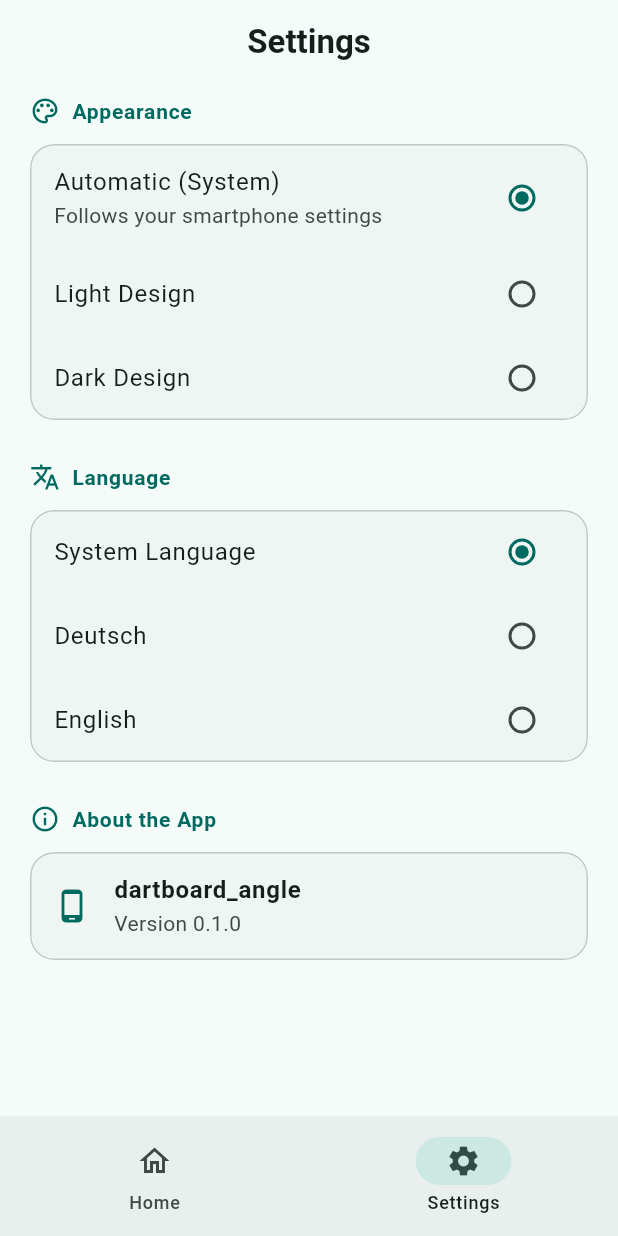
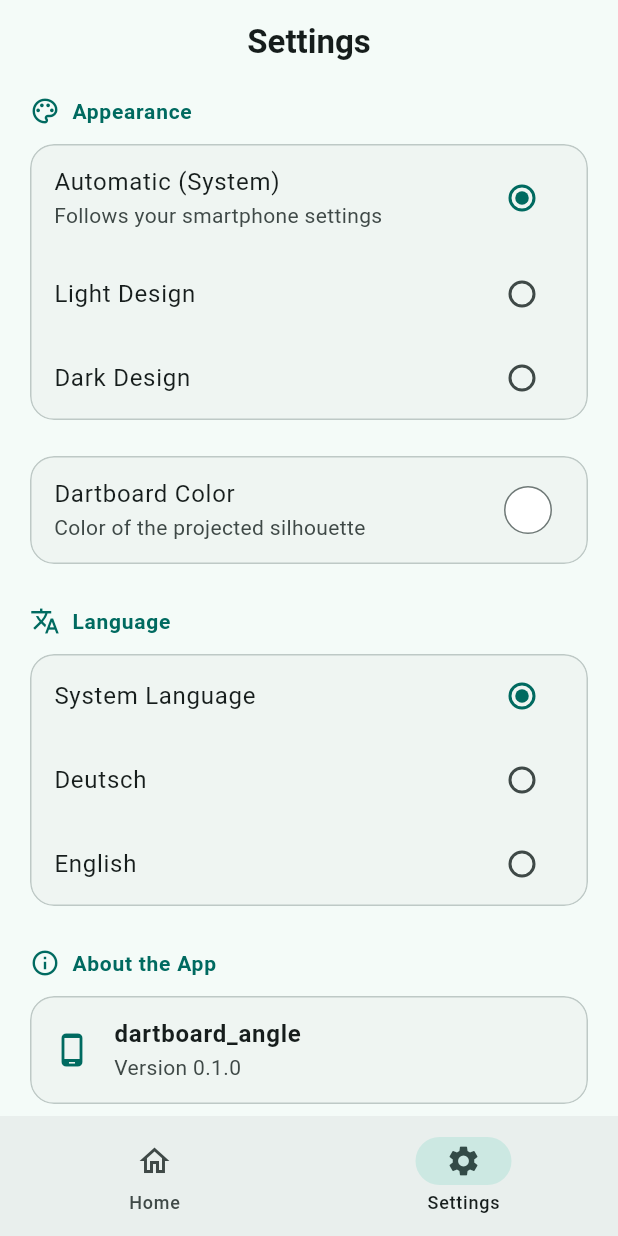
Before and after one commit to meydominic/dartboard_angle, a Flutter app: the screen it shows after launch, item 2 of the bottom bar chosen, on a phone screen of 412 x 824 dp. Run offline on Flutter 3.47's test engine with Material 3 defaults, Android fonts, the light colour scheme and no system bars; our stand-ins replace camera, flutter_colorpicker, flutter_riverpod, flutter_svg, package_info_plus, riverpod_annotation and 2 more; generated files the repository leaves out were written again.

Commit message:
Add customizable dartboard color setting

```diff
--- a/lib/constants/shared_pref_keys.dart
+++ b/lib/constants/shared_pref_keys.dart
@@ -2,4 +2,5 @@ abstract final class SharedPrefKeys {
   static const String themeMode = 'theme_mode';
   static const String appLocale = 'app_locale';
   static const String dartboardScale = 'dartboard_scale';
+  static const String dartboardColor = 'dartboard_color';
 }
--- a/lib/l10n/app_de.arb
+++ b/lib/l10n/app_de.arb
@@ -41,5 +41,8 @@
         "type": "String"
       }
     }
-  }
+  },
+  "dartboardColor": "Dartscheiben-Farbe",
+  "dartboardColorSub": "Farbe der projizierten Silhouette",
+  "pickColor": "Farbe wählen"
 }
--- a/lib/l10n/app_en.arb
+++ b/lib/l10n/app_en.arb
@@ -41,5 +41,8 @@
         "type": "String"
       }
     }
-  }
+  },
+  "dartboardColor": "Dartboard Color",
+  "dartboardColorSub": "Color of the projected silhouette",
+  "pickColor": "Pick Color"
 }
--- a/lib/l10n/app_localizations.dart
+++ b/lib/l10n/app_localizations.dart
@@ -223,6 +223,24 @@ abstract class AppLocalizations {
   /// In de, this message translates to:
   /// **'Sensor-Fehler: {error}'**
   String sensorError(String error);
+
+  /// No description provided for @dartboardColor.
+  ///
+  /// In de, this message translates to:
+  /// **'Dartscheiben-Farbe'**
+  String get dartboardColor;
+
+  /// No description provided for @dartboardColorSub.
+  ///
+  /// In de, this message translates to:
+  /// **'Farbe der projizierten Silhouette'**
+  String get dartboardColorSub;
+
+  /// No description provided for @pickColor.
+  ///
+  /// In de, this message translates to:
+  /// **'Farbe wählen'**
+  String get pickColor;
 }
 
 class _AppLocalizationsDelegate
--- a/lib/l10n/app_localizations_en.dart
+++ b/lib/l10n/app_localizations_en.dart
@@ -76,4 +76,13 @@ class AppLocalizationsEn extends AppLocalizations {
   String sensorError(String error) {
     return 'Sensor Error: $error';
   }
+
+  @override
+  String get dartboardColor => 'Dartboard Color';
+
+  @override
+  String get dartboardColorSub => 'Color of the projected silhouette';
+
+  @override
+  String get pickColor => 'Pick Color';
 }
--- a/lib/providers/app_settings_providers.dart
+++ b/lib/providers/app_settings_providers.dart
@@ -71,3 +71,26 @@ class AppLocale extends _$AppLocale {
     state = locale;
   }
 }
+
+// ==========================================
+// DARTBOARD COLOR
+// ==========================================
+
+/// A notifier that manages the color of the dartboard silhouette.
+@Riverpod(keepAlive: true)
+class DartboardColor extends _$DartboardColor {
+  @override
+  Color build() {
+    final prefs = ref.watch(sharedPreferencesProvider);
+    final colorValue = prefs.getInt(SharedPrefKeys.dartboardColor);
+    // Default to pure white if no preference is set.
+    return colorValue != null ? Color(colorValue) : const Color(0xFFFFFFFF);
+  }
+
+  /// Updates the dartboard color preference.
+  void setColor(Color color) {
+    final prefs = ref.watch(sharedPreferencesProvider);
+    prefs.setInt(SharedPrefKeys.dartboardColor, color.toARGB32());
+    state = color;
+  }
+}
--- a/lib/screens/home_screen.dart
+++ b/lib/screens/home_screen.dart
@@ -7,6 +7,7 @@ import 'package:flutter_svg/flutter_svg.dart';
 import 'package:dartboard_angle/l10n/app_localizations.dart';
 import 'package:dartboard_angle/providers/dartboard_provider.dart';
 import 'package:dartboard_angle/providers/camera_provider.dart';
+import 'package:dartboard_angle/providers/app_settings_providers.dart';
 import 'package:dartboard_angle/widgets/status_screens.dart';
 
 /// The main dashboard screen containing a live camera preview, a level visualizer HUD,
@@ -20,6 +21,7 @@ class HomeScreen extends ConsumerWidget {
     final cameraAsync = ref.watch(appCameraControllerProvider);
     final sensorAsync = ref.watch(dartboardRotationProvider);
     final scaleValue = ref.watch(dartboardScaleProvider);
+    final dartboardColor = ref.watch(dartboardColorProvider);
 
     final displaySize = MediaQuery.sizeOf(context);
     final maxDiameterFromWidth = displaySize.width;
@@ -86,7 +88,7 @@ class HomeScreen extends ConsumerWidget {
                         width: 300,
                         height: 300,
                         colorFilter: ColorFilter.mode(
-                          Colors.white.withValues(alpha: 0.8),
+                          dartboardColor,
                           BlendMode.srcIn,
                         ),
                       ),
--- a/lib/screens/settings_screen.dart
+++ b/lib/screens/settings_screen.dart
@@ -2,6 +2,7 @@ import 'package:dartboard_angle/l10n/app_localizations.dart';
 import 'package:flutter/material.dart';
 import 'package:flutter_riverpod/flutter_riverpod.dart';
 import 'package:dartboard_angle/providers/app_settings_providers.dart';
+import 'package:flutter_colorpicker/flutter_colorpicker.dart';
 
 /// A settings screen that allows users to configure the application's appearance
 /// (light, dark, or system theme), select the UI language, and view information about the app.
@@ -67,6 +68,60 @@ class SettingsScreen extends ConsumerWidget {
                   ),
                 ],
               ),
+            ),
+          ),
+
+          const SizedBox(height: 16),
+          Card(
+            elevation: 0,
+            shape: RoundedRectangleBorder(
+              borderRadius: BorderRadius.circular(16.0),
+              side: BorderSide(color: colorScheme.outlineVariant, width: 1.0),
+            ),
+            color: colorScheme.surfaceContainerLow,
+            clipBehavior: Clip.antiAlias,
+            child: ListTile(
+              title: Text(l10n.dartboardColor, style: theme.textTheme.bodyLarge),
+              subtitle: Text(l10n.dartboardColorSub, style: theme.textTheme.bodyMedium?.copyWith(color: colorScheme.onSurfaceVariant)),
+              trailing: Container(
+                width: 32,
+                height: 32,
+                decoration: BoxDecoration(
+                  color: ref.watch(dartboardColorProvider),
+                  shape: BoxShape.circle,
+                  border: Border.all(color: colorScheme.outline, width: 1),
+                ),
+              ),
+              onTap: () async {
+                final currentColor = ref.read(dartboardColorProvider);
+                Color pickedColor = currentColor;
+
+                await showDialog<void>(
+                  context: context,
+                  builder: (context) {
+                    return AlertDialog(
+                      title: Text(l10n.pickColor),
+                      content: SingleChildScrollView(
+                        child: ColorPicker(
+                          pickerColor: currentColor,
+                          onColorChanged: (color) => pickedColor = color,
+                          enableAlpha: true,
+                          displayThumbColor: true,
+                          pickerAreaHeightPercent: 0.8,
+                        ),
+                      ),
+                      actions: [
+                        TextButton(
+                          onPressed: () => Navigator.of(context).pop(),
+                          child: const Text('OK'),
+                        ),
+                      ],
+                    );
+                  },
+                );
+
+                ref.read(dartboardColorProvider.notifier).setColor(pickedColor);
+              },
             ),
           ),
 
--- a/pubspec.yaml
+++ b/pubspec.yaml
@@ -41,6 +41,7 @@ dependencies:
   riverpod_annotation: ^4.0.3
   riverpod_generator: ^4.0.4
   shared_preferences: ^2.5.5
+  flutter_colorpicker: ^1.1.0
 
 dev_dependencies:
   flutter_test:
```
Also changed, not shown: lib/l10n/app_localizations_de.dart (+9 -0 lines), lib/providers/app_settings_providers.g.dart, lib/providers/camera_provider.g.dart, lib/providers/dartboard_provider.g.dart, pubspec.lock.
